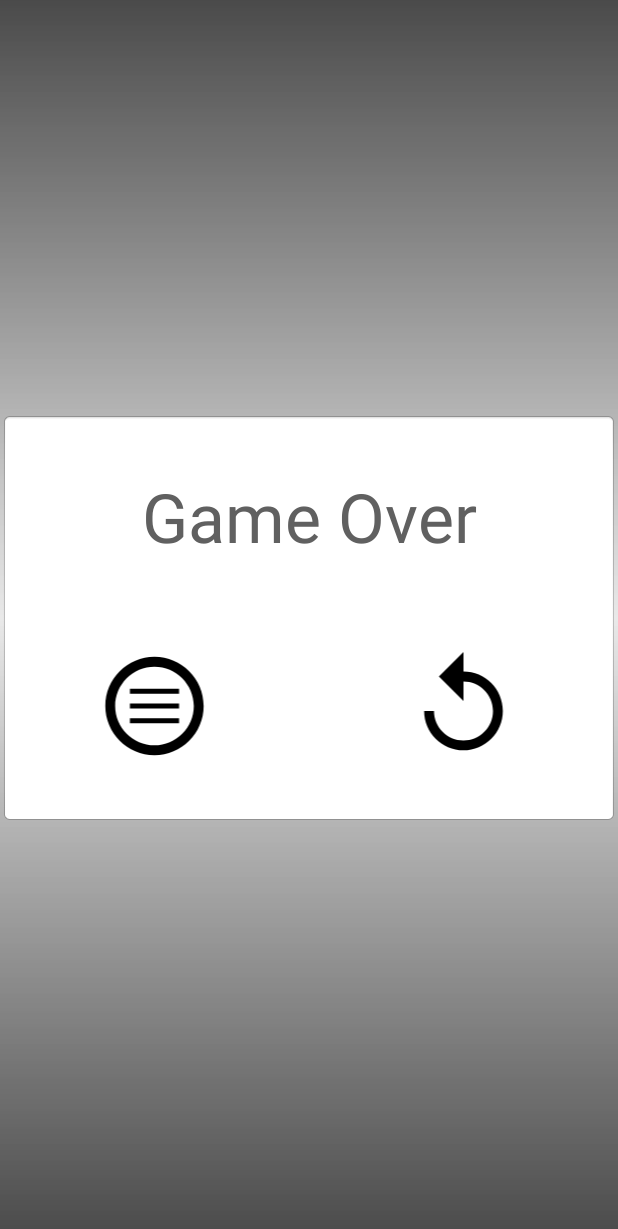
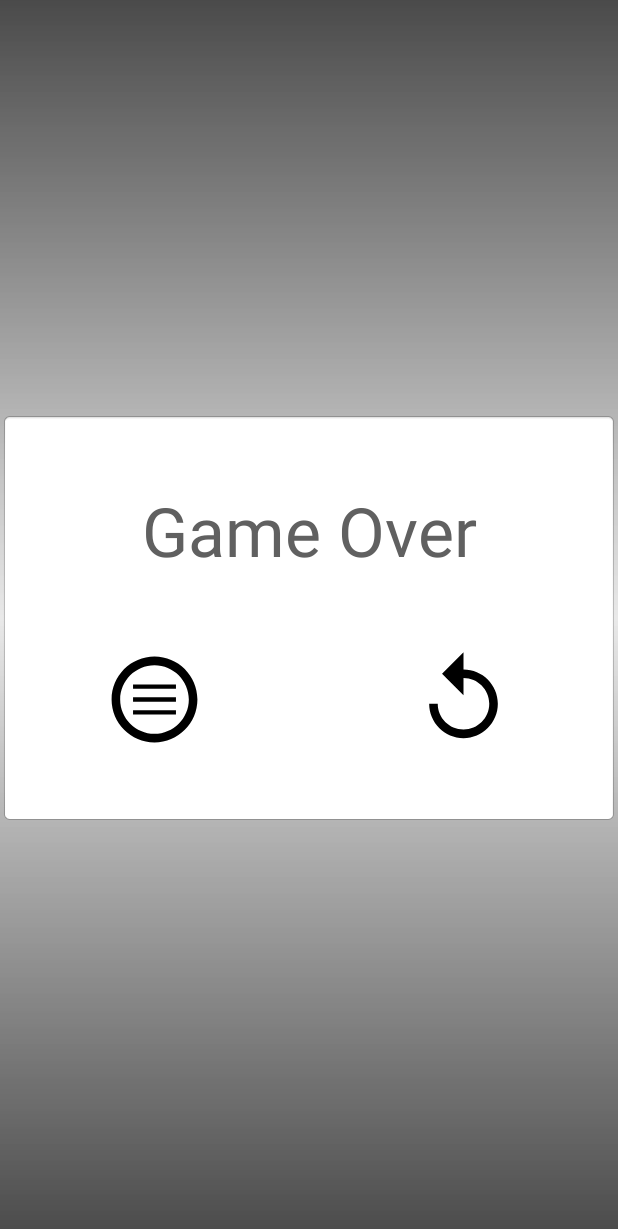
Before and after one commit to InvalidNickname/Air-hockey, an Android app: the layout activity_win.xml on its own in the app's theme, with its tools: preview values and no code run, on a phone screen of 412 x 824 dp. Shown: the top 1229 px of the screen. Run offline under Robolectric (Android 15) with nearby library versions, the phone set to English and light mode, and no system bars.

Commit message:
v0.17.2 - Опять исправил иконки - Исправил winactivity - Изменил размер шрифта для утройств с большой диагональю

```diff
--- a/app/src/main/AndroidManifest.xml
+++ b/app/src/main/AndroidManifest.xml
@@ -1,7 +1,7 @@
 <?xml version="1.0" encoding="utf-8"?>
 <manifest xmlns:android="http://schemas.android.com/apk/res/android"
     package="hockey.airhockey"
-    android:versionName="0.17.1">
+    android:versionName="0.17.2">
 
     <application
         android:allowBackup="true"
--- a/app/src/main/res/layout/activity_win.xml
+++ b/app/src/main/res/layout/activity_win.xml
@@ -71,45 +71,29 @@
             app:srcCompat="@android:drawable/editbox_background"
             tools:ignore="ContentDescription" />
 
-        <Space
-            android:layout_width="0dp"
-            android:layout_height="0dp"
-            android:id="@+id/space2"
-            app:layout_constraintVertical_weight="1"
-            app:layout_constraintTop_toTopOf="parent"
-            app:layout_constraintBottom_toTopOf="@id/winText"/>
-
         <TextView
             android:id="@+id/winText"
             android:layout_width="wrap_content"
-            android:layout_height="0dp"
+            android:layout_height="wrap_content"
             android:text="@string/win"
             android:textColor="@color/colorText"
             android:textSize="@dimen/win_text_size"
-            app:layout_constraintVertical_weight="2"
-            app:layout_constraintBottom_toTopOf="@id/space3"
+            app:layout_constraintBottom_toTopOf="@+id/menuButton"
             app:layout_constraintEnd_toEndOf="parent"
             app:layout_constraintStart_toStartOf="parent"
-            app:layout_constraintTop_toBottomOf="@id/space2" />
-
-        <Space
-            android:layout_width="0dp"
-            android:layout_height="0dp"
-            android:id="@+id/space3"
-            app:layout_constraintVertical_weight="1"
-            app:layout_constraintTop_toBottomOf="@id/winText"
-            app:layout_constraintBottom_toTopOf="@id/menuButton"/>
+            app:layout_constraintTop_toTopOf="parent" />
 
         <ImageView
             android:id="@+id/menuButton"
             android:layout_width="0dp"
             android:layout_height="0dp"
             android:onClick="goToMenu"
-            app:layout_constraintVertical_weight="2"
-            app:layout_constraintBottom_toTopOf="@id/space"
-            app:layout_constraintEnd_toStartOf="@id/restartButton"
+            app:layout_constraintBottom_toBottomOf="parent"
+            app:layout_constraintDimensionRatio="3:1"
+            app:layout_constraintEnd_toStartOf="@+id/restartButton"
+            app:layout_constraintHorizontal_chainStyle="spread"
             app:layout_constraintStart_toStartOf="parent"
-            app:layout_constraintTop_toBottomOf="@id/space3"
+            app:layout_constraintTop_toBottomOf="@+id/winText"
             app:srcCompat="@drawable/menu_button"
             tools:ignore="ContentDescription" />
 
@@ -118,20 +102,14 @@
             android:layout_width="0dp"
             android:layout_height="0dp"
             android:onClick="restartGame"
-            app:layout_constraintBottom_toBottomOf="@+id/menuButton"
+            app:layout_constraintBottom_toBottomOf="parent"
+            app:layout_constraintDimensionRatio="3:1"
             app:layout_constraintEnd_toEndOf="parent"
-            app:layout_constraintStart_toEndOf="@id/menuButton"
-            app:layout_constraintTop_toTopOf="@id/menuButton"
+            app:layout_constraintStart_toEndOf="@+id/menuButton"
+            app:layout_constraintTop_toTopOf="@+id/menuButton"
+            app:layout_constraintVertical_bias="0.0"
             app:srcCompat="@drawable/replay"
             tools:ignore="ContentDescription" />
-
-        <Space
-            android:layout_width="0dp"
-            android:layout_height="0dp"
-            android:id="@+id/space"
-            app:layout_constraintVertical_weight="1"
-            app:layout_constraintTop_toBottomOf="@id/menuButton"
-            app:layout_constraintBottom_toBottomOf="parent"/>
 
     </android.support.constraint.ConstraintLayout>
 
--- /dev/null
+++ b/app/src/main/res/mipmap-anydpi-v26/ic_launcher.xml
@@ -0,0 +1,5 @@
+<?xml version="1.0" encoding="utf-8"?>
+<adaptive-icon xmlns:android="http://schemas.android.com/apk/res/android">
+    <background android:drawable="@color/ic_launcher_background"/>
+    <foreground android:drawable="@drawable/ic_launcher_foreground"/>
+</adaptive-icon>
--- /dev/null
+++ b/app/src/main/res/mipmap-anydpi-v26/ic_launcher_round.xml
@@ -0,0 +1,5 @@
+<?xml version="1.0" encoding="utf-8"?>
+<adaptive-icon xmlns:android="http://schemas.android.com/apk/res/android">
+    <background android:drawable="@color/ic_launcher_background"/>
+    <foreground android:drawable="@drawable/ic_launcher_foreground"/>
+</adaptive-icon>
--- /dev/null
+++ b/app/src/main/res/values-large/dimens.xml
@@ -0,0 +1,5 @@
+<?xml version="1.0" encoding="utf-8"?>
+<resources>
+    <dimen name="win_text_size">56sp</dimen>
+    <dimen name="text_size">26sp</dimen>
+</resources>
--- a/app/src/main/res/values/colors.xml
+++ b/app/src/main/res/values/colors.xml
@@ -7,4 +7,5 @@
     <color name="colorText">#606060</color>
     <color name="transparentGrey">#9a000000</color>
     <color name="countdownText">#e6ffab00</color>
+    <color name="ic_launcher_background">#E7E7E7</color>
 </resources>
--- a/app/src/main/res/values/dimens.xml
+++ b/app/src/main/res/values/dimens.xml
@@ -1,5 +1,5 @@
 <?xml version="1.0" encoding="utf-8"?>
 <resources>
     <dimen name="win_text_size">45sp</dimen>
-    <dimen name="text_size">18sp</dimen>
+    <dimen name="text_size">20sp</dimen>
 </resources>
```
Also changed, not shown: app/src/main/res/drawable/ic_launcher_foreground.xml (added, +27 -0 lines), app/src/main/ic_launcher-web.png, app/src/main/res/drawable/logo.png (deleted), app/src/main/res/mipmap-hdpi/ic_launcher.png, app/src/main/res/mipmap-hdpi/ic_launcher_round.png, app/src/main/res/mipmap-mdpi/ic_launcher.png, app/src/main/res/mipmap-mdpi/ic_launcher_round.png, app/src/main/res/mipmap-xhdpi/ic_launcher.png, app/src/main/res/mipmap-xhdpi/ic_launcher_round.png, app/src/main/res/mipmap-xxhdpi/ic_launcher.png, app/src/main/res/mipmap-xxhdpi/ic_launcher_round.png, app/src/main/res/mipmap-xxxhdpi/ic_launcher.png, app/src/main/res/mipmap-xxxhdpi/ic_launcher_round.png.
